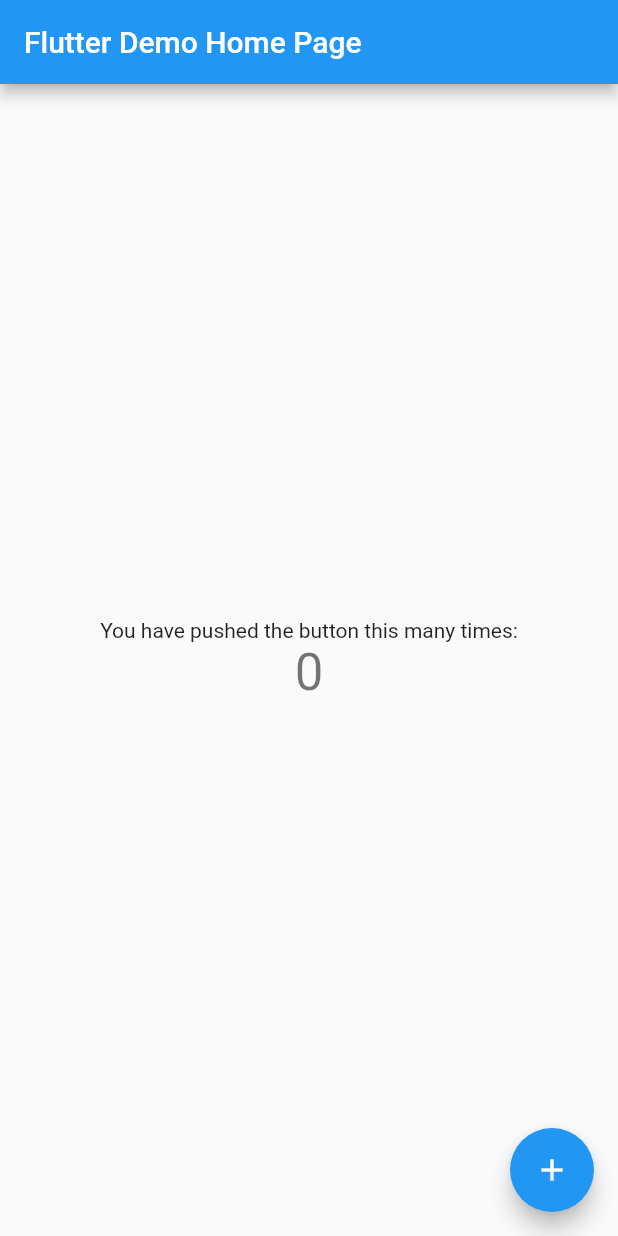
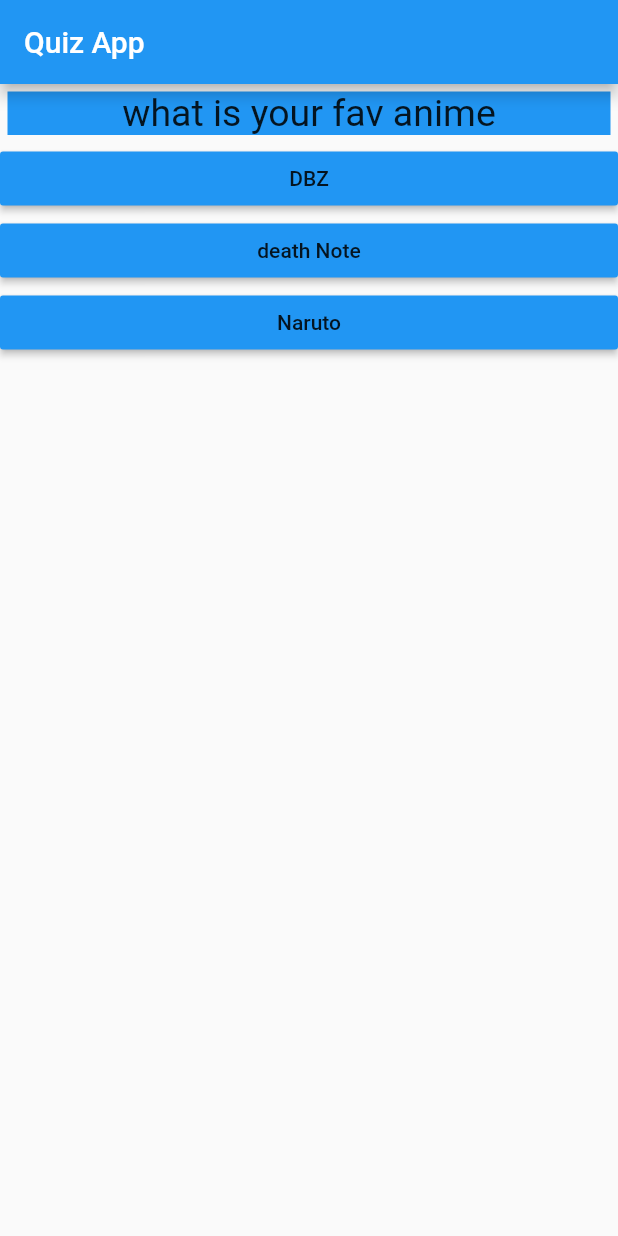
Before and after one commit to Adithya-Krishnan/quiz-flutter-app, a Flutter app: the screen it shows after launch, on a phone screen of 412 x 824 dp. Run offline on Flutter 3.47's test engine with Material 2 defaults, Android fonts, the phone set to English and light mode, and no system bars.

Commit message:
second commit

```diff
--- /dev/null
+++ b/lib/Question.dart
@@ -0,0 +1,20 @@
+import 'package:flutter/material.dart';
+
+class Question extends StatelessWidget {
+  final String questionText;
+  Question(this.questionText);
+
+  @override
+  Widget build(BuildContext context) {
+    return Container(
+      width: double.infinity,
+      color: Colors.blue,
+      margin: EdgeInsets.all(5),
+      child: Text(
+        questionText,
+        style: TextStyle(fontSize: 25),
+        textAlign: TextAlign.center,
+      ),
+    );
+  }
+}
--- /dev/null
+++ b/lib/Quiz.dart
@@ -0,0 +1,24 @@
+import 'package:flutter/material.dart';
+
+import './Question.dart';
+import './answer.dart';
+
+class Quiz extends StatelessWidget {
+  final List<Map<String, Object>> questions;
+  final Function answerquestion;
+  final int questionIndex;
+  Quiz(
+      {@required this.answerquestion,
+      @required this.questions,
+      @required this.questionIndex});
+  @override
+  Widget build(BuildContext context) {
+    return Column(children: [
+      Question(questions[questionIndex]['question']),
+      ...(questions[questionIndex]['answer'] as List<Map<String, Object>>)
+          .map((answer) {
+        return Answer(() => answerquestion(answer['score']), answer['taste']);
+      }).toList(),
+    ]);
+  }
+}
--- /dev/null
+++ b/lib/Result.dart
@@ -0,0 +1,36 @@
+import 'package:flutter/material.dart';
+
+// ignore: camel_case_types
+class result extends StatelessWidget {
+  final int totalscore;
+  final Function restartQuiz;
+  result(this.totalscore, this.restartQuiz);
+  String get resultPhrase {
+    String resultText;
+    if (totalscore < 20)
+      resultText = "bad taste";
+    else if (totalscore < 24)
+      resultText = "not bad";
+    else
+      resultText = "pretty good";
+    return resultText;
+  }
+
+  @override
+  Widget build(BuildContext context) {
+    return Center(
+        child: Column(children: <Widget>[
+      Text(
+        resultPhrase,
+        style: TextStyle(fontSize: 30, fontWeight: FontWeight.bold),
+        textAlign: TextAlign.center,
+      ),
+      // ignore: deprecated_member_use
+      FlatButton(
+        textColor: Colors.blue,
+        child: Text('restart quiz'),
+        onPressed: restartQuiz,
+      )
+    ]));
+  }
+}
--- /dev/null
+++ b/lib/answer.dart
@@ -0,0 +1,18 @@
+import 'package:flutter/material.dart';
+
+class Answer extends StatelessWidget {
+  final Function selectHandler;
+  final String answerText;
+  Answer(this.selectHandler, this.answerText);
+
+  @override
+  Widget build(BuildContext context) {
+    return Container(
+        width: double.infinity,
+        child: RaisedButton(
+          color: Colors.blue,
+          child: Text(answerText),
+          onPressed: selectHandler,
+        ));
+  }
+}
--- a/lib/main.dart
+++ b/lib/main.dart
@@ -1,113 +1,76 @@
 import 'package:flutter/material.dart';
 
-void main() {
-  runApp(MyApp());
-}
+import './Quiz.dart';
+import './Result.dart';
 
-class MyApp extends StatelessWidget {
-  // This widget is the root of your application.
+void main() => runApp(MyApp());
+
+class MyApp extends StatefulWidget {
   @override
-  Widget build(BuildContext context) {
-    return MaterialApp(
-      title: 'Flutter Demo',
-      theme: ThemeData(
-        // This is the theme of your application.
-        //
-        // Try running your application with "flutter run". You'll see the
-        // application has a blue toolbar. Then, without quitting the app, try
-        // changing the primarySwatch below to Colors.green and then invoke
-        // "hot reload" (press "r" in the console where you ran "flutter run",
-        // or simply save your changes to "hot reload" in a Flutter IDE).
-        // Notice that the counter didn't reset back to zero; the application
-        // is not restarted.
-        primarySwatch: Colors.blue,
-      ),
-      home: MyHomePage(title: 'Flutter Demo Home Page'),
-    );
+  State<StatefulWidget> createState() {
+    return _MyAppState();
   }
 }
 
-class MyHomePage extends StatefulWidget {
-  MyHomePage({Key key, this.title}) : super(key: key);
+class _MyAppState extends State<MyApp> {
+  var _questionIndex = 0;
+  var _totalscore = 0;
+  var _questions = [
+    {
+      'question': 'what is your fav anime',
+      'answer': [
+        {'taste': 'DBZ', 'score': 10},
+        {'taste': 'death Note', 'score': 8},
+        {'taste': 'Naruto', 'score': 7},
+      ],
+    },
+    {
+      'question': 'who is your fav M C',
+      'answer': [
+        {'taste': 'Light', 'score': 8},
+        {'taste': 'GOKU', 'score': 9},
+        {'taste': 'Sung Jin Woo', 'score': 10},
+      ],
+    },
+    {
+      'question': 'fav jutsu?',
+      'answer': [
+        {'taste': 'Rasengan', 'score': 6},
+        {'taste': 'Ametarasu', 'score': 8},
+        {'taste': 'Chidori', 'score': 9},
+      ],
+    }
+  ];
+  void _restartQuiz() {
+    setState(() {
+      _questionIndex = 0;
+      _totalscore = 0;
+    });
+  }
 
-  // This widget is the home page of your application. It is stateful, meaning
-  // that it has a State object (defined below) that contains fields that affect
-  // how it looks.
+  void _questionAnswer(score) {
+    _totalscore += score;
+    setState(() {
+      _questionIndex = _questionIndex + 1;
+    });
 
-  // This class is the configuration for the state. It holds the values (in this
-  // case the title) provided by the parent (in this case the App widget) and
-  // used by the build method of the State. Fields in a Widget subclass are
-  // always marked "final".
-
-  final String title;
-
-  @override
-  _MyHomePageState createState() => _MyHomePageState();
-}
-
-class _MyHomePageState extends State<MyHomePage> {
-  int _counter = 0;
-
-  void _incrementCounter() {
-    setState(() {
-      // This call to setState tells the Flutter framework that something has
-      // changed in this State, which causes it to rerun the build method below
-      // so that the display can reflect the updated values. If we changed
-      // _counter without calling setState(), then the build method would not be
-      // called again, and so nothing would appear to happen.
-      _counter++;
-    });
+    print("answer pressed");
   }
 
   @override
   Widget build(BuildContext context) {
-    // This method is rerun every time setState is called, for instance as done
-    // by the _incrementCounter method above.
-    //
-    // The Flutter framework has been optimized to make rerunning build methods
-    // fast, so that you can just rebuild anything that needs updating rather
-    // than having to individually change instances of widgets.
-    return Scaffold(
-      appBar: AppBar(
-        // Here we take the value from the MyHomePage object that was created by
-        // the App.build method, and use it to set our appbar title.
-        title: Text(widget.title),
+    return MaterialApp(
+      home: Scaffold(
+        appBar: AppBar(
+          title: Text('Quiz App'),
+        ),
+        body: _questionIndex < _questions.length
+            ? Quiz(
+                answerquestion: _questionAnswer,
+                questionIndex: _questionIndex,
+                questions: _questions)
+            : result(_totalscore, _restartQuiz),
       ),
-      body: Center(
-        // Center is a layout widget. It takes a single child and positions it
-        // in the middle of the parent.
-        child: Column(
-          // Column is also a layout widget. It takes a list of children and
-          // arranges them vertically. By default, it sizes itself to fit its
-          // children horizontally, and tries to be as tall as its parent.
-          //
-          // Invoke "debug painting" (press "p" in the console, choose the
-          // "Toggle Debug Paint" action from the Flutter Inspector in Android
-          // Studio, or the "Toggle Debug Paint" command in Visual Studio Code)
-          // to see the wireframe for each widget.
-          //
-          // Column has various properties to control how it sizes itself and
-          // how it positions its children. Here we use mainAxisAlignment to
-          // center the children vertically; the main axis here is the vertical
-          // axis because Columns are vertical (the cross axis would be
-          // horizontal).
-          mainAxisAlignment: MainAxisAlignment.center,
-          children: <Widget>[
-            Text(
-              'You have pushed the button this many times:',
-            ),
-            Text(
-              '$_counter',
-              style: Theme.of(context).textTheme.headline4,
-            ),
-          ],
-        ),
-      ),
-      floatingActionButton: FloatingActionButton(
-        onPressed: _incrementCounter,
-        tooltip: 'Increment',
-        child: Icon(Icons.add),
-      ), // This trailing comma makes auto-formatting nicer for build methods.
     );
   }
 }
```
